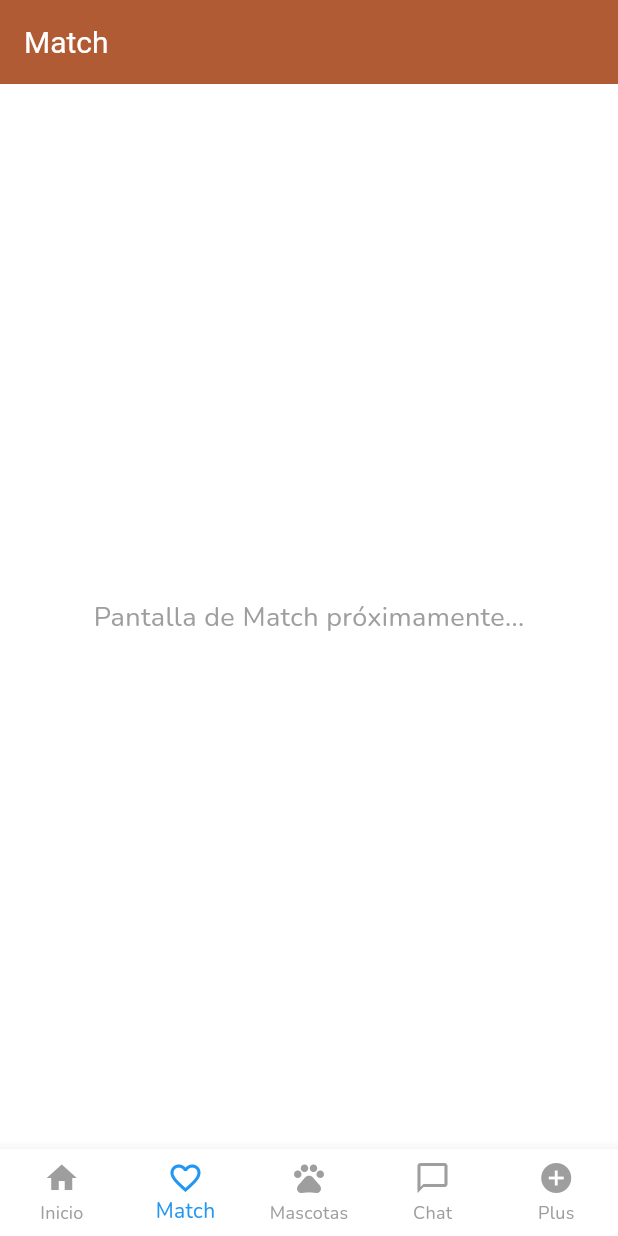
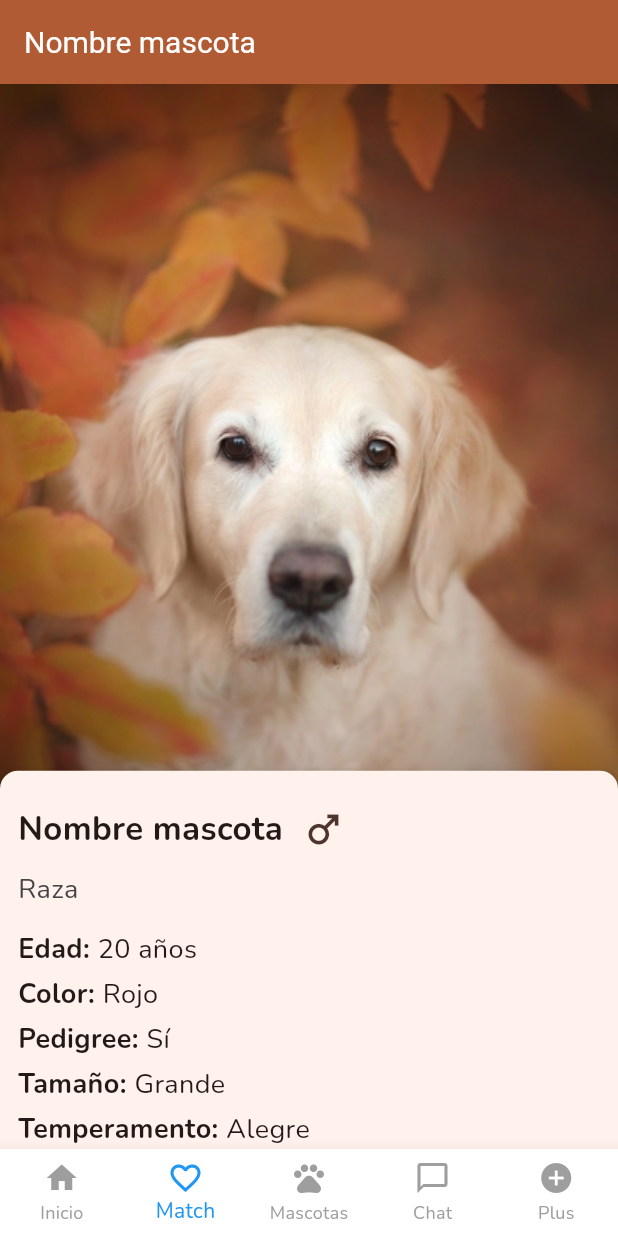
Before and after one commit to jonathan-361/furconnect_app, a Flutter app: the BottonNavigationBarPage screen opened by its route, item 2 of the bottom bar chosen, on a phone screen of 412 x 824 dp. Run offline on Flutter 3.47's test engine with Material 3 defaults, Android fonts, the light colour scheme and no system bars; our stand-ins replace dio, file_picker, go_router, jwt_decoder, logger, shared_preferences and 1 more; accounts and stored records are empty; network calls fail.

Commit message:
nueva pet card para el apartado de solicitudes, todavía sin opción de enviar solicitud

```diff
--- a/lib/config/routes/routes.dart
+++ b/lib/config/routes/routes.dart
@@ -12,6 +12,7 @@ import 'package:furconnect/features/presentation/page/suscription/suscription.da
 import 'package:furconnect/features/presentation/page/user_page/edit_user.dart';
 import 'package:furconnect/features/presentation/page/match_page/match.dart';
 import 'package:furconnect/features/presentation/page/profile_page/profile.dart';
+import 'package:furconnect/features/presentation/widget/pet_card_home.dart';
 
 final router = GoRouter(
   initialLocation: '/login',
@@ -55,6 +56,10 @@ final router = GoRouter(
       builder: (context, state) => HomePage(),
     ),
     GoRoute(
+      path: '/petCardHome',
+      builder: (context, state) => PetCardHome(),
+    ),
+    GoRoute(
       path: '/profile',
       builder: (context, state) => Profile(),
     ),
--- a/lib/features/presentation/page/botton_navigation_bar/botton_navigation_bar.dart
+++ b/lib/features/presentation/page/botton_navigation_bar/botton_navigation_bar.dart
@@ -3,7 +3,8 @@ import 'package:go_router/go_router.dart';
 import 'package:furconnect/features/presentation/page/home_page/home.dart';
 import 'package:furconnect/features/presentation/page/chat_page/menu_chat.dart';
 import 'package:furconnect/features/presentation/page/pet_page/my_pets.dart';
-import 'package:furconnect/features/presentation/page/match_page/match.dart'; // Importar MatchPage
+import 'package:furconnect/features/presentation/page/match_page/match.dart';
+import 'package:furconnect/features/presentation/widget/pet_card_home.dart';
 
 class BottonNavigationBarPage extends StatefulWidget {
   const BottonNavigationBarPage({super.key});
@@ -18,7 +19,7 @@ class _BottonNavigationBarPageState extends State<BottonNavigationBarPage> {
 
   final List<Widget> _pages = [
     HomePage(),
-    MatchPage(), // Agregado MatchPage
+    PetCardHome(),
     MyPets(),
     MenuChat(),
   ];
@@ -34,7 +35,8 @@ class _BottonNavigationBarPageState extends State<BottonNavigationBarPage> {
         unselectedItemColor: Colors.grey,
         onTap: (index) {
           if (index == 4) {
-            context.push('/furconnectPlus'); // Navega a la pantalla de suscripción
+            context
+                .push('/furconnectPlus'); // Navega a la pantalla de suscripción
           } else {
             setState(() {
               _actualPage = index;
--- a/lib/features/presentation/widget/item_pet.dart
+++ b/lib/features/presentation/widget/item_pet.dart
@@ -89,6 +89,7 @@ class ItemPet extends StatelessWidget {
       padding: const EdgeInsets.symmetric(vertical: 2),
       child: Row(
         mainAxisAlignment: MainAxisAlignment.spaceBetween,
+        crossAxisAlignment: CrossAxisAlignment.start,
         children: [
           Text(
             label,
@@ -136,7 +137,7 @@ class ItemPet extends StatelessWidget {
   }
 
   Widget _loadPetImage() {
-    if (petData['media'] is List && petData['media'].isNotEmpty) {
+    if (petData['media'] is List && petData['imagen'].isNotEmpty) {
       String imageUrl = petData['imagen'].toString().trim();
       return Image.network(
         imageUrl,
--- /dev/null
+++ b/lib/features/presentation/widget/pet_card_home.dart
@@ -0,0 +1,253 @@
+import 'package:flutter/material.dart';
+
+class PetCardHome extends StatelessWidget {
+  const PetCardHome({super.key});
+
+  @override
+  Widget build(BuildContext context) {
+    return Scaffold(
+      appBar: AppBar(
+        title: Text('Nombre mascota'),
+      ),
+      body: Stack(
+        children: [
+          Positioned(
+            child: Image.asset(
+              'assets/images/placeholder/pet_placeholder.jpg',
+              width: MediaQuery.of(context).size.width,
+              height: MediaQuery.of(context).size.height / 1.6,
+              fit: BoxFit.cover,
+            ),
+          ),
+          LayoutBuilder(builder: (context, constraints) {
+            double imageHeight = MediaQuery.of(context).size.height / 1.8;
+            return SingleChildScrollView(
+              child: SizedBox(
+                width: MediaQuery.of(context).size.width,
+                child: Padding(
+                  padding: EdgeInsets.only(top: imageHeight),
+                  child: Card(
+                    margin: const EdgeInsets.all(0),
+                    elevation: 5,
+                    shape: RoundedRectangleBorder(
+                      borderRadius: BorderRadius.only(
+                        topLeft: Radius.circular(12),
+                        topRight: Radius.circular(12),
+                      ),
+                    ),
+                    child: Column(
+                      crossAxisAlignment: CrossAxisAlignment.start,
+                      children: [
+                        Row(
+                          children: [
+                            Padding(
+                              padding: const EdgeInsets.only(
+                                left: 12,
+                                right: 12,
+                                top: 12,
+                                bottom: 0,
+                              ),
+                              child: Text(
+                                _formatWord('nombre mascota'),
+                                style: TextStyle(
+                                  fontSize: 22,
+                                  fontWeight: FontWeight.bold,
+                                ),
+                              ),
+                            ),
+                            SizedBox(
+                              width: MediaQuery.of(context).size.width * 0,
+                            ),
+                            SizedBox(
+                              child: Container(
+                                padding: const EdgeInsets.only(
+                                  top: 24,
+                                  bottom: 12,
+                                ),
+                                decoration: BoxDecoration(
+                                  borderRadius: BorderRadius.circular(8),
+                                ),
+                                child: Icon(
+                                  Icons.male,
+                                  color: Colors.brown.shade800,
+                                  size: 30,
+                                ),
+                              ),
+                            )
+                          ],
+                        ),
+                        Padding(
+                          padding: const EdgeInsets.only(
+                            left: 12,
+                            right: 12,
+                            top: 0,
+                            bottom: 12,
+                          ),
+                          child: Text(
+                            _formatWord('raza'),
+                            style: TextStyle(
+                              fontSize: 18,
+                              color: const Color.fromARGB(255, 68, 68, 68),
+                            ),
+                          ),
+                        ),
+                        Padding(
+                          padding: const EdgeInsets.only(
+                            left: 12,
+                            right: 12,
+                            top: 2,
+                            bottom: 2,
+                          ),
+                          child: Row(
+                            children: [
+                              Text(
+                                'Edad: ',
+                                style: TextStyle(
+                                  fontSize: 18,
+                                  fontWeight: FontWeight.bold,
+                                ),
+                              ),
+                              Text(
+                                _formatWord('20 años'),
+                                style: TextStyle(fontSize: 18),
+                              ),
+                            ],
+                          ),
+                        ),
+                        Padding(
+                          padding: const EdgeInsets.only(
+                            left: 12,
+                            right: 12,
+                            top: 2,
+                            bottom: 2,
+                          ),
+                          child: Row(
+                            children: [
+                              Text(
+                                'Color: ',
+                                style: TextStyle(
+                                  fontSize: 18,
+                                  fontWeight: FontWeight.bold,
+                                ),
+                              ),
+                              Text(
+                                _formatWord('rojo'),
+                                style: TextStyle(fontSize: 18),
+                              ),
+                            ],
+                          ),
+                        ),
+                        Padding(
+                          padding: const EdgeInsets.only(
+                            left: 12,
+                            right: 12,
+                            top: 2,
+                            bottom: 2,
+                          ),
+                          child: Row(
+                            children: [
+                              Text(
+                                'Pedigree: ',
+                                style: TextStyle(
+                                  fontSize: 18,
+                                  fontWeight: FontWeight.bold,
+                                ),
+                              ),
+                              Text(
+                                _formatWord('Sí'),
+                                style: TextStyle(fontSize: 18),
+                              ),
+                            ],
+                          ),
+                        ),
+                        Padding(
+                          padding: const EdgeInsets.only(
+                            left: 12,
+                            right: 12,
+                            top: 2,
+                            bottom: 2,
+                          ),
+                          child: Row(
+                            children: [
+                              Text(
+                                'Tamaño: ',
+                                style: TextStyle(
+                                  fontSize: 18,
+                                  fontWeight: FontWeight.bold,
+                                ),
+                              ),
+                              Text(
+                                _formatWord('grande'),
+                                style: TextStyle(fontSize: 18),
+                              ),
+                            ],
+                          ),
+                        ),
+                        Padding(
+                          padding: const EdgeInsets.only(
+                            left: 12,
+                            right: 12,
+                            top: 2,
+                            bottom: 2,
+                          ),
+                          child: Row(
+                            children: [
+                              Text(
+                                'Temperamento: ',
+                                style: TextStyle(
+                                  fontSize: 18,
+                                  fontWeight: FontWeight.bold,
+                                ),
+                              ),
+                              Text(
+                                _formatWord('Alegre'),
+                                style: TextStyle(fontSize: 18),
+                              ),
+                            ],
+                          ),
+                        ),
+                        Padding(
+                          padding: const EdgeInsets.only(
+                            left: 12,
+                            right: 12,
+                            top: 2,
+                            bottom: 2,
+                          ),
+                          child: Row(
+                            crossAxisAlignment: CrossAxisAlignment.start,
+                            children: [
+                              Text(
+                                'Vacunas: ',
+                                style: TextStyle(
+                                  fontSize: 18,
+                                  fontWeight: FontWeight.bold,
+                                ),
+                              ),
+                              Expanded(
+                                child: Text(
+                                  _formatWord(
+                                      'tos, rabia, djsakjjhgfuhgfhhdsajhdsajhdkjhaskjhdkjhakjdkhjhaskjdkjakjdhkjashkjdhajshdkjhsajhdjahskjdhkjashkjdhkjashkjdhkajhdkjkhajsd'),
+                                  style: TextStyle(fontSize: 18),
+                                  softWrap: true,
+                                ),
+                              ),
+                            ],
+                          ),
+                        ),
+                      ],
+                    ),
+                  ),
+                ),
+              ),
+            );
+          })
+        ],
+      ),
+    );
+  }
+
+  String _formatWord(String word) {
+    if (word.isEmpty) return word;
+    return word[0].toUpperCase() + word.substring(1).toLowerCase();
+  }
+}
```
Also changed, not shown: lib/features/presentation/page/pet_page/listOptions/breedList.dart (added, +36 -0 lines), lib/features/presentation/page/pet_page/listOptions/temperamentList.dart (added, +14 -0 lines), lib/features/presentation/page/pet_page/new_pet.dart (+25 -44 lines), lib/features/presentation/widget/pet_card.dart (+5 -5 lines).
